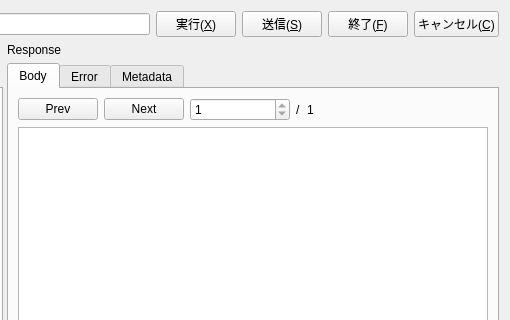
Qt form ui/Editor.ui (shibafu528/florarpc) before a commit; both pictures show x 390 to 900 and y 0 to 320 of the 900 by 800 pixel window.
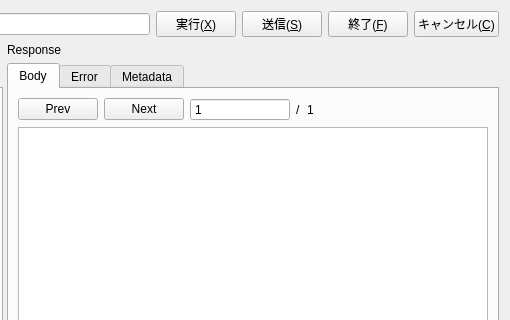
The same form after that commit. Icons and pictures are not drawn.

Commit message: HiDPI環境だと押しにくいだけで辛いから消す

What changed in the file:
```diff
--- a/ui/Editor.ui
+++ b/ui/Editor.ui
@@ -214,6 +214,9 @@
                   <height>0</height>
                  </size>
                 </property>
+                <property name="buttonSymbols">
+                 <enum>QAbstractSpinBox::NoButtons</enum>
+                </property>
                 <property name="minimum">
                  <number>1</number>
                 </property>
```
